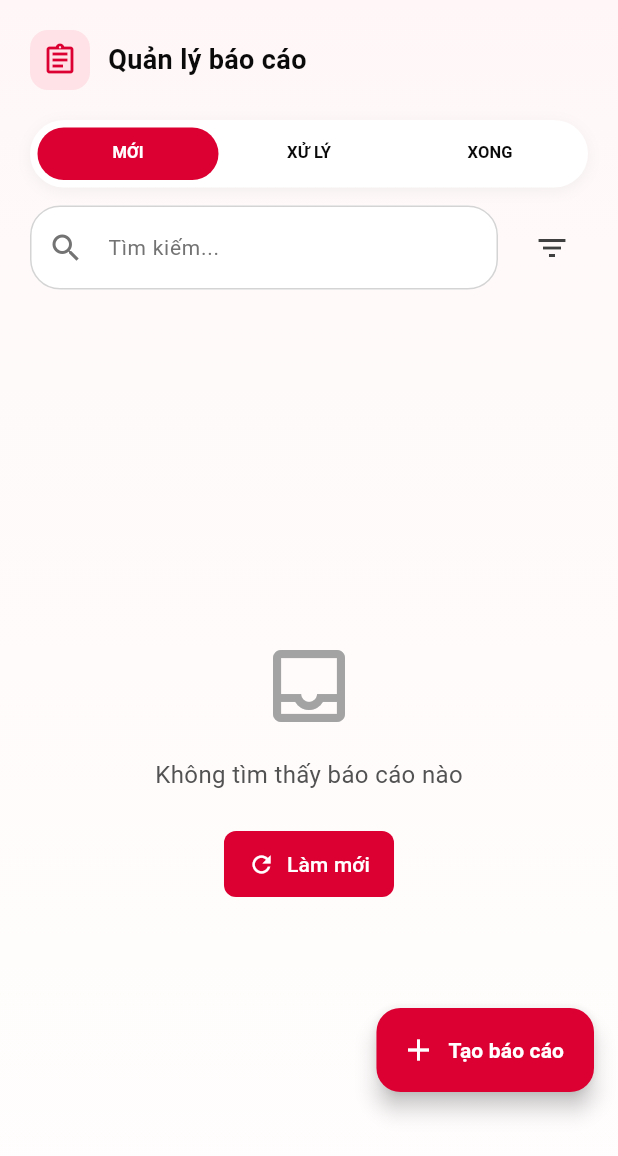
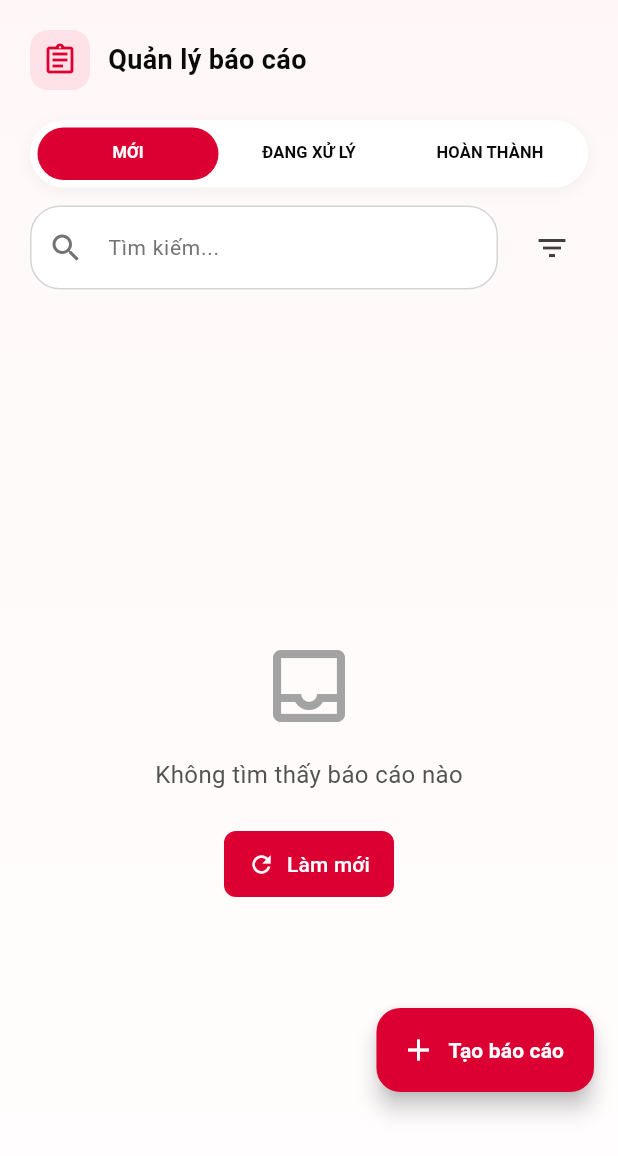
Before and after one commit to Vudangkhoa0910/SmartFactory_CONNECT_App, a Flutter app: the LeaderReportManagementScreen screen opened directly, on a phone screen of 412 x 824 dp. Shown: the top 1156 px of the screen. Run offline on Flutter 3.47's test engine with Material 3 defaults, Android fonts, the phone set to English and light mode, and no system bars; drawn by our look-alikes of toastification; our stand-ins replace audioplayers, camera, carousel_slider, custom_refresh_indicator, firebase_core, firebase_messaging and 10 more; missing offline and left inert: flutter_displaymode, mobile_scanner, record; accounts and stored records are empty; network calls fail; project files that could hold a hidden picture were left out.

Commit message:
feat(leader): add language toggle to leader management screen

```diff
--- a/lib/screens/report/leader_report_management_screen.dart
+++ b/lib/screens/report/leader_report_management_screen.dart
@@ -188,6 +188,7 @@ class _LeaderReportManagementScreenState
   }
 
   Widget _buildTabBar() {
+    final l10n = AppLocalizations.of(context)!;
     final pendingCount = _getReportsByTab(0).length;
     final processingCount = _getReportsByTab(1).length;
     return Container(
@@ -223,7 +224,7 @@ class _LeaderReportManagementScreenState
               child: Row(
                 mainAxisSize: MainAxisSize.min,
                 children: [
-                  const Text('MỚI'),
+                  Text(l10n.tabNew),
                   if (pendingCount > 0) ...[
                     const SizedBox(width: 3),
                     _buildBadge(pendingCount, 0),
@@ -238,7 +239,7 @@ class _LeaderReportManagementScreenState
               child: Row(
                 mainAxisSize: MainAxisSize.min,
                 children: [
-                  const Text('XỬ LÝ'),
+                  Text(l10n.tabProcessing),
                   if (processingCount > 0) ...[
                     const SizedBox(width: 3),
                     _buildBadge(processingCount, 1),
@@ -248,7 +249,7 @@ class _LeaderReportManagementScreenState
             ),
           ),
           Tab(
-            child: FittedBox(fit: BoxFit.scaleDown, child: Text('XONG')),
+            child: FittedBox(fit: BoxFit.scaleDown, child: Text(l10n.tabCompleted)),
           ),
         ],
       ),
```
